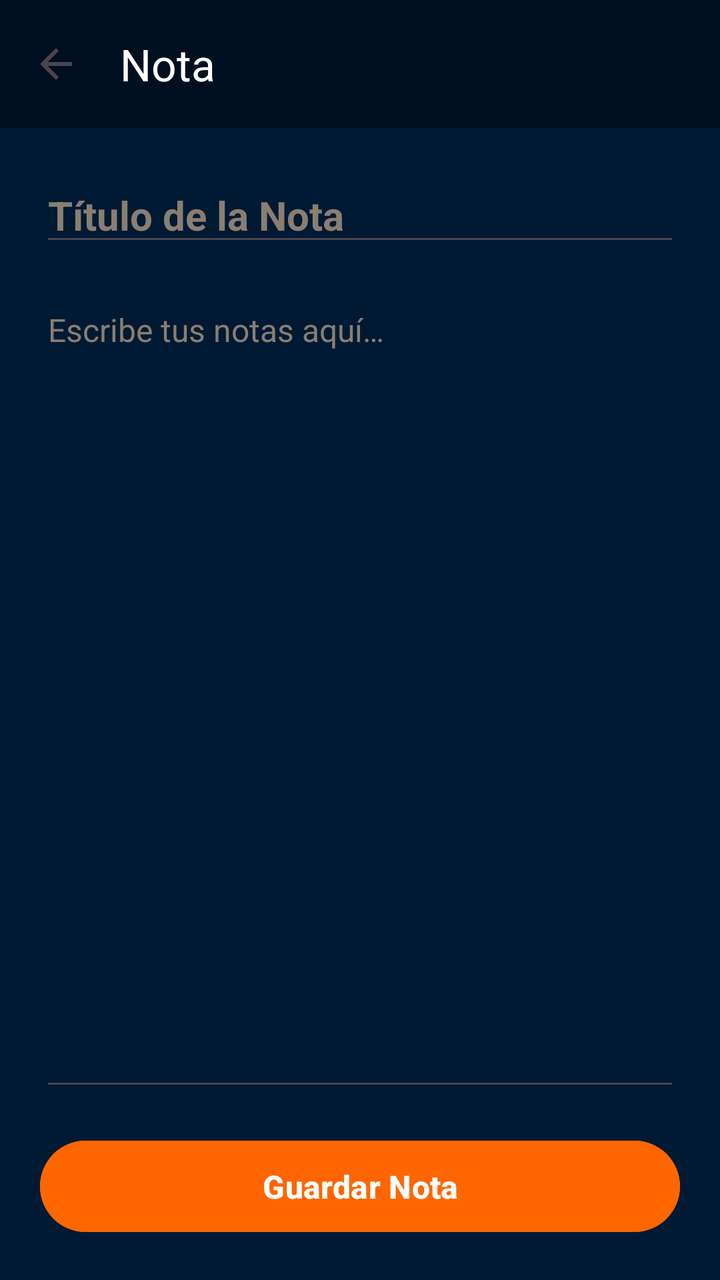
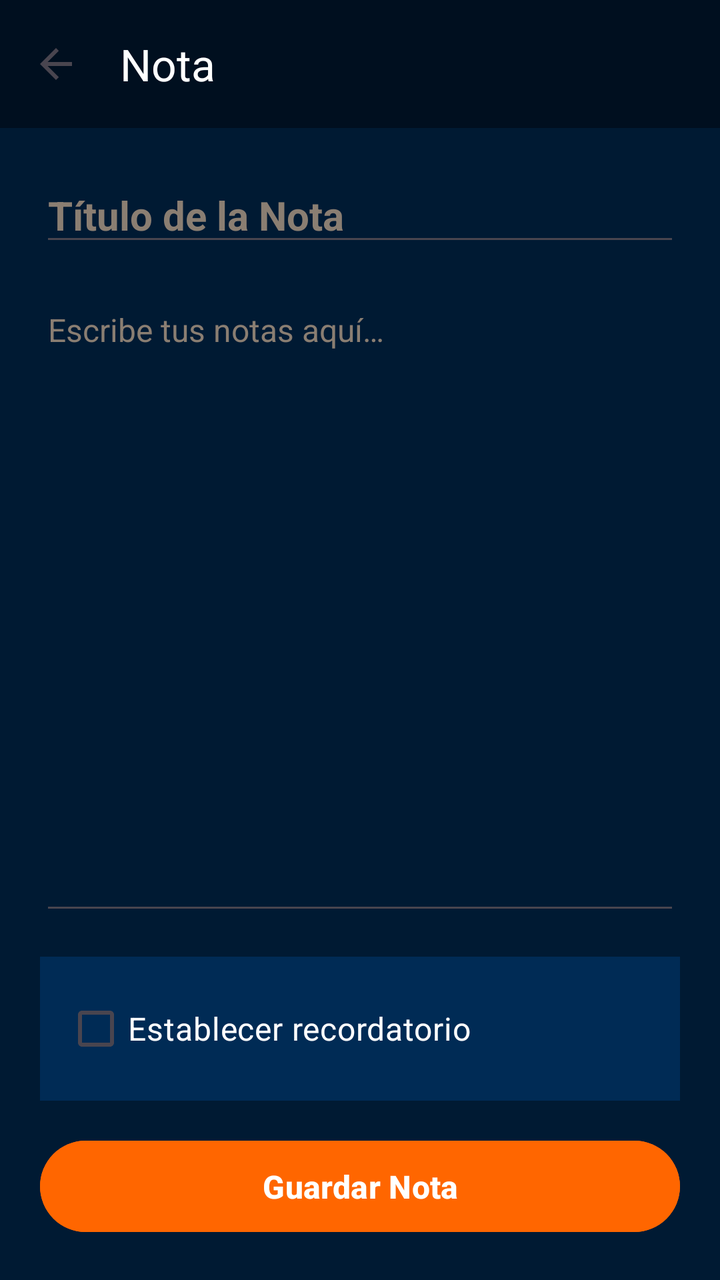

Two renders of the same Android screen: before a commit and after it. Below are the layout's source before the change and the commit's diff.
<!-- AndroidManifest.xml: activity theme Theme.ZorroNotas -->
<!-- res/layout/activity_agregar_editar_nota.xml -->
<?xml version="1.0" encoding="utf-8"?>
<LinearLayout
    xmlns:android="http://schemas.android.com/apk/res/android"
    xmlns:app="http://schemas.android.com/apk/res-auto"
    android:layout_width="match_parent"
    android:layout_height="match_parent"
    android:orientation="vertical"
    android:background="@color/bg_main">

    <com.google.android.material.appbar.AppBarLayout
        android:layout_width="match_parent"
        android:layout_height="wrap_content"
        android:background="@color/bg_header">

        <com.google.android.material.appbar.MaterialToolbar
            android:id="@+id/editToolbar"
            android:layout_width="match_parent"
            android:layout_height="?attr/actionBarSize"
            app:title="@string/title_nota"
            app:titleTextColor="@color/white"
            app:navigationIcon="?attr/homeAsUpIndicator">

            <ImageView
                android:layout_width="32dp"
                android:layout_height="32dp"
                android:layout_marginEnd="12dp"
                android:src="@mipmap/ic_launcher_round"
                android:contentDescription="@string/cd_app_icon" />

        </com.google.android.material.appbar.MaterialToolbar>

    </com.google.android.material.appbar.AppBarLayout>

    <ScrollView
        android:layout_width="match_parent"
        android:layout_height="match_parent"
        android:fillViewport="true">

        <LinearLayout
            android:layout_width="match_parent"
            android:layout_height="wrap_content"
            android:orientation="vertical"
            android:padding="20dp">

            <EditText
                android:id="@+id/etTituloNota"
                android:layout_width="match_parent"
                android:layout_height="wrap_content"
                android:hint="@string/hint_titulo_nota"
                android:inputType="textCapSentences"
                android:textColor="@color/white"
                android:textColorHint="@color/text_hint"
                android:textSize="20sp"
                android:textStyle="bold" />

            <EditText
                android:id="@+id/etContenidoNota"
                android:layout_width="match_parent"
                android:layout_height="0dp"
                android:layout_marginTop="16dp"
                android:layout_weight="1"
                android:minHeight="120dp"
                android:gravity="top"
                android:hint="@string/hint_contenido_nota"
                android:inputType="textMultiLine"
                android:textColor="@color/white"
                android:textColorHint="@color/text_hint"
                android:textSize="16sp" />

            <Button
                android:id="@+id/btnGuardarNota"
                android:layout_width="match_parent"
                android:layout_height="wrap_content"
                android:layout_marginTop="16dp"
                android:backgroundTint="@color/accent_orange"
                android:padding="12dp"
                android:text="@string/btn_guardar_nota"
                android:textColor="@color/white"
                android:textSize="16sp"
                android:textStyle="bold" />

        </LinearLayout>

    </ScrollView>

</LinearLayout>
<!-- resources referenced by this layout -->
<resources>
  <color name="accent_orange">#FF6600</color>
  <color name="bg_header">#000F1F</color>
  <color name="bg_main">#001A33</color>
  <color name="text_hint">#8A7E72</color>
  <color name="white">#FFFFFFFF</color>
  <!-- mipmap ic_launcher_round (mipmap-anydpi-v26) -->
  <?xml version="1.0" encoding="utf-8"?>
  <adaptive-icon xmlns:android="http://schemas.android.com/apk/res/android">
      <background android:drawable="@drawable/ic_launcher_background"/>
      <foreground android:drawable="@mipmap/ic_launcher_foreground"/>
      <monochrome android:drawable="@mipmap/ic_launcher_foreground"/>
  </adaptive-icon>
  <string name="btn_guardar_nota">Guardar Nota</string>
  <string name="cd_app_icon">Icono de la app</string>
  <string name="hint_contenido_nota">Escribe tus notas aquí…</string>
  <string name="hint_titulo_nota">Título de la Nota</string>
  <string name="title_nota">Nota</string>
  <style name="Theme.ZorroNotas" parent="Base.Theme.ZorroNotas" />
  <!-- drawable ic_launcher_background: vector/xml drawable (drawable, 4866 chars, omitted) -->
  <style name="Base.Theme.ZorroNotas" parent="Theme.Material3.DayNight.NoActionBar">
          
          
      </style>
</resources>

<!-- the commit's change to res/layout/activity_agregar_editar_nota.xml (unified diff, before → after) -->
@@ -67,6 +67,36 @@
                 android:textColorHint="@color/text_hint"
                 android:textSize="16sp" />
 
+            
+            <LinearLayout
+                android:layout_width="match_parent"
+                android:layout_height="wrap_content"
+                android:layout_marginTop="16dp"
+                android:background="@color/card_bg_note"
+                android:orientation="vertical"
+                android:padding="12dp">
+
+                <CheckBox
+                    android:id="@+id/cbRecordatorio"
+                    android:layout_width="wrap_content"
+                    android:layout_height="wrap_content"
+                    android:text="@string/cb_establecer_recordatorio"
+                    android:textColor="@color/white"
+                    android:textSize="16sp" />
+
+                <TextView
+                    android:id="@+id/tvFechaHoraRecordatorio"
+                    android:layout_width="match_parent"
+                    android:layout_height="wrap_content"
+                    android:layout_marginStart="32dp"
+                    android:layout_marginTop="4dp"
+                    android:clickable="true"
+                    android:focusable="true"
+                    android:textColor="@color/text_source_cyan"
+                    android:textSize="14sp"
+                    android:visibility="gone" />
+            </LinearLayout>
+
             <Button
                 android:id="@+id/btnGuardarNota"
                 android:layout_width="match_parent"
<!-- resource entries referenced after the edit -->
@@ -3,7 +3,9 @@
   <color name="accent_orange">#FF6600</color>
   <color name="bg_header">#000F1F</color>
   <color name="bg_main">#001A33</color>
+  <color name="card_bg_note">#002B55</color>
   <color name="text_hint">#8A7E72</color>
+  <color name="text_source_cyan">@color/accent_cyan</color>
   <color name="white">#FFFFFFFF</color>
   <!-- mipmap ic_launcher_round (mipmap-anydpi-v26) -->
   <?xml version="1.0" encoding="utf-8"?>
@@ -13,11 +15,13 @@
       <monochrome android:drawable="@mipmap/ic_launcher_foreground"/>
   </adaptive-icon>
   <string name="btn_guardar_nota">Guardar Nota</string>
+  <string name="cb_establecer_recordatorio">Establecer recordatorio</string>
   <string name="cd_app_icon">Icono de la app</string>
   <string name="hint_contenido_nota">Escribe tus notas aquí…</string>
   <string name="hint_titulo_nota">Título de la Nota</string>
   <string name="title_nota">Nota</string>
   <style name="Theme.ZorroNotas" parent="Base.Theme.ZorroNotas" />
+  <color name="accent_cyan">#00E5FF</color>
   <!-- drawable ic_launcher_background: vector/xml drawable (drawable, 4866 chars, omitted) -->
   <style name="Base.Theme.ZorroNotas" parent="Theme.Material3.DayNight.NoActionBar">
           
